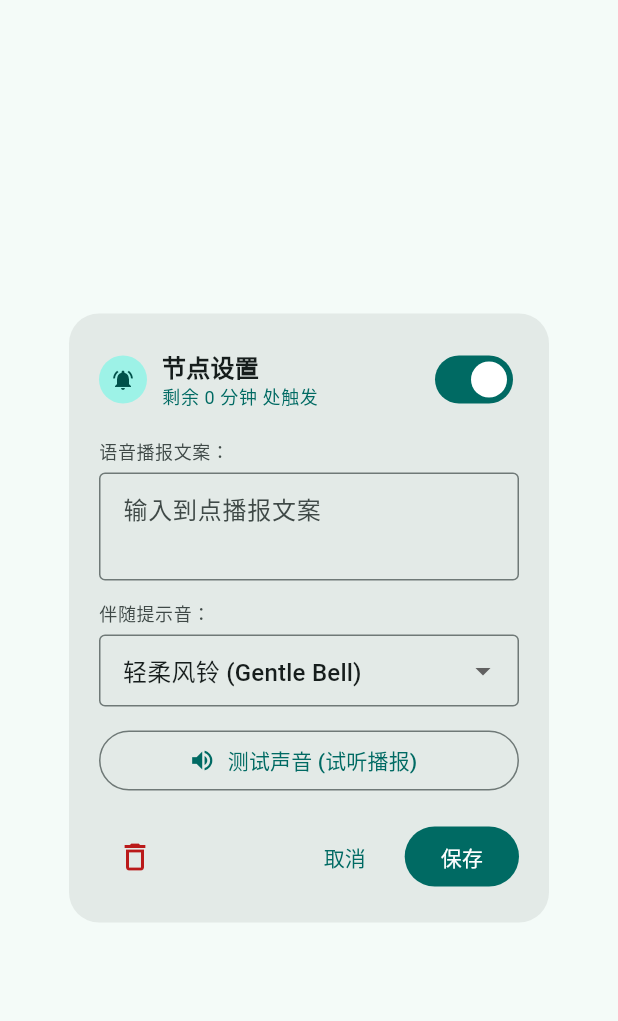
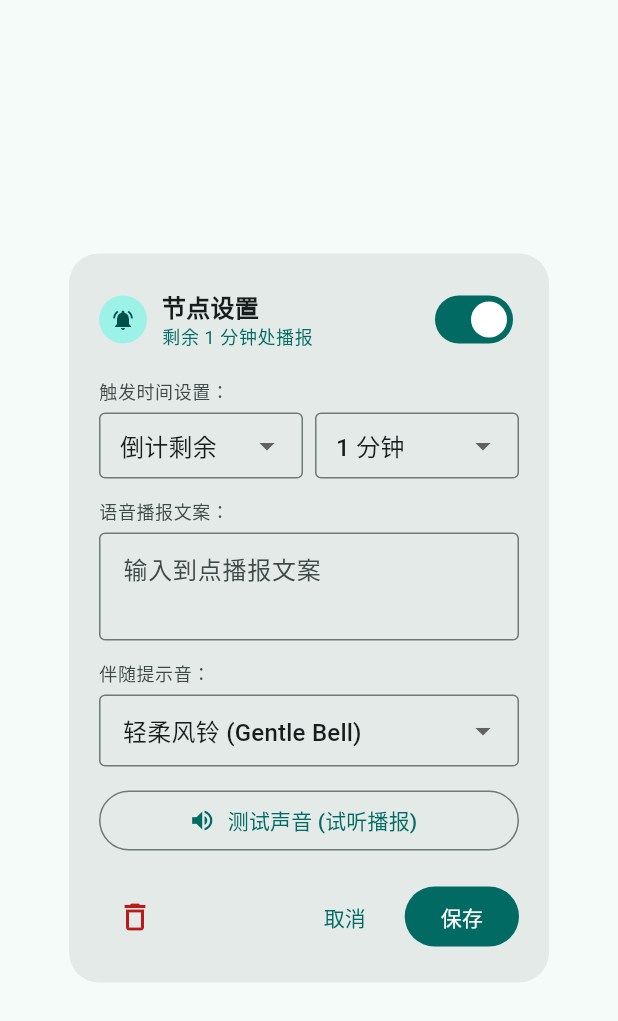
Before and after one commit to SnoozeLee/snooze-dd, a Flutter app: the CheckpointPopover widget shown alone on an empty page, opened directly with empty values, on a phone screen of 412 x 824 dp. Shown: the top 1021 px of the screen. Run offline on Flutter 3.47's test engine with Material 3 defaults, Android fonts, the phone set to English and light mode, and no system bars; our stand-ins replace audioplayers, flutter_tts, shared_preferences; accounts and stored records are empty.

Commit message:
feat(checkpoint): 支持在节点设置面板中重新设置触发时间与触发基准

```diff
--- a/lib/ui/widgets/checkpoint_popover.dart
+++ b/lib/ui/widgets/checkpoint_popover.dart
@@ -45,6 +45,8 @@ class _CheckpointPopoverState extends State<CheckpointPopover> {
   late TextEditingController _textController;
   late bool _isEnabled;
   late ChimeSoundType _chimeSound;
+  late int _offsetMinutes;
+  late CheckpointTriggerType _triggerType;
 
   final AudioChimeService _chimeService = AudioChimeService();
   final TtsService _ttsService = TtsService();
@@ -56,6 +58,12 @@ class _CheckpointPopoverState extends State<CheckpointPopover> {
         TextEditingController(text: widget.checkpoint.announcementText);
     _isEnabled = widget.checkpoint.isEnabled;
     _chimeSound = widget.checkpoint.chimeSound;
+    _triggerType = widget.checkpoint.triggerType;
+
+    final initialMins = (widget.checkpoint.offsetSeconds / 60).round();
+    final totalMins = widget.totalDurationSeconds ~/ 60;
+    final maxMins = totalMins > 1 ? totalMins - 1 : 1;
+    _offsetMinutes = initialMins.clamp(1, maxMins);
   }
 
   @override
@@ -65,13 +73,10 @@ class _CheckpointPopoverState extends State<CheckpointPopover> {
   }
 
   String _formatTime() {
-    final mins = widget.checkpoint.offsetSeconds ~/ 60;
-    final secs = widget.checkpoint.offsetSeconds % 60;
-    final formatted = secs == 0 ? '$mins 分钟' : '$mins 分 $secs 秒';
-    if (widget.checkpoint.triggerType == CheckpointTriggerType.remaining) {
-      return '剩余 $formatted 处触发';
+    if (_triggerType == CheckpointTriggerType.remaining) {
+      return '剩余 $_offsetMinutes 分钟处播报';
     } else {
-      return '进行至 $formatted 处触发';
+      return '进行至 $_offsetMinutes 分钟处播报';
     }
   }
 
@@ -94,6 +99,8 @@ class _CheckpointPopoverState extends State<CheckpointPopover> {
     if (text.isEmpty) return;
 
     final updated = widget.checkpoint.copyWith(
+      offsetSeconds: _offsetMinutes * 60,
+      triggerType: _triggerType,
       announcementText: text,
       isEnabled: _isEnabled,
       chimeSound: _chimeSound,
@@ -132,6 +139,13 @@ class _CheckpointPopoverState extends State<CheckpointPopover> {
   @override
   Widget build(BuildContext context) {
     final theme = Theme.of(context);
+    final totalMins = widget.totalDurationSeconds ~/ 60;
+    final maxM = totalMins > 1 ? totalMins - 1 : 1;
+    final minuteOptions = List<int>.generate(maxM, (i) => i + 1);
+    if (!minuteOptions.contains(_offsetMinutes)) {
+      minuteOptions.add(_offsetMinutes);
+      minuteOptions.sort();
+    }
 
     return Dialog(
       shape: RoundedRectangleBorder(borderRadius: BorderRadius.circular(20)),
@@ -139,11 +153,12 @@ class _CheckpointPopoverState extends State<CheckpointPopover> {
       child: Container(
         padding: const EdgeInsets.all(20),
         width: 320,
+        child: SingleChildScrollView(
           child: Column(
             mainAxisSize: MainAxisSize.min,
             crossAxisAlignment: CrossAxisAlignment.stretch,
             children: [
-            // 顶部标题与关闭
+              // 顶部标题与开关
               Row(
                 children: [
                   CircleAvatar(
@@ -190,7 +205,81 @@ class _CheckpointPopoverState extends State<CheckpointPopover> {
                 ],
               ),
               const SizedBox(height: 16),
-            // 播报文案编辑
+
+              // 1. 触发时间重新设置
+              Text(
+                '触发时间设置：',
+                style: theme.textTheme.bodySmall?.copyWith(
+                  color: theme.colorScheme.onSurfaceVariant,
+                ),
+              ),
+              const SizedBox(height: 6),
+              Row(
+                children: [
+                  // 触发基准类型
+                  Expanded(
+                    flex: 4,
+                    child: DropdownButtonFormField<CheckpointTriggerType>(
+                      initialValue: _triggerType,
+                      isExpanded: true,
+                      decoration: const InputDecoration(
+                        border: OutlineInputBorder(),
+                        isDense: true,
+                        contentPadding:
+                            EdgeInsets.symmetric(horizontal: 10, vertical: 10),
+                      ),
+                      items: const [
+                        DropdownMenuItem(
+                          value: CheckpointTriggerType.remaining,
+                          child: Text('倒计剩余'),
+                        ),
+                        DropdownMenuItem(
+                          value: CheckpointTriggerType.elapsed,
+                          child: Text('已进行至'),
+                        ),
+                      ],
+                      onChanged: (val) {
+                        if (val != null) {
+                          setState(() {
+                            _triggerType = val;
+                          });
+                        }
+                      },
+                    ),
+                  ),
+                  const SizedBox(width: 8),
+                  // 分钟数选择
+                  Expanded(
+                    flex: 4,
+                    child: DropdownButtonFormField<int>(
+                      initialValue: _offsetMinutes,
+                      isExpanded: true,
+                      decoration: const InputDecoration(
+                        border: OutlineInputBorder(),
+                        isDense: true,
+                        contentPadding:
+                            EdgeInsets.symmetric(horizontal: 10, vertical: 10),
+                      ),
+                      items: minuteOptions.map((m) {
+                        return DropdownMenuItem<int>(
+                          value: m,
+                          child: Text('$m 分钟'),
+                        );
+                      }).toList(),
+                      onChanged: (val) {
+                        if (val != null) {
+                          setState(() {
+                            _offsetMinutes = val;
+                          });
+                        }
+                      },
+                    ),
+                  ),
+                ],
+              ),
+              const SizedBox(height: 14),
+
+              // 2. 播报文案编辑
               Text(
                 '语音播报文案：',
                 style: theme.textTheme.bodySmall?.copyWith(
@@ -208,7 +297,8 @@ class _CheckpointPopoverState extends State<CheckpointPopover> {
                 maxLines: 2,
               ),
               const SizedBox(height: 14),
-            // 提示音下拉
+
+              // 3. 伴随提示音下拉
               Text(
                 '伴随提示音：',
                 style: theme.textTheme.bodySmall?.copyWith(
@@ -250,13 +340,16 @@ class _CheckpointPopoverState extends State<CheckpointPopover> {
                 },
               ),
               const SizedBox(height: 12),
+
+              // 4. 声音测试按钮
               OutlinedButton.icon(
                 icon: const Icon(Icons.volume_up, size: 18),
                 label: const Text('测试声音 (试听播报)'),
                 onPressed: _testAudio,
               ),
               const SizedBox(height: 16),
-            // 底部操作按钮
+
+              // 5. 底部操作按钮
               Row(
                 mainAxisAlignment: MainAxisAlignment.spaceBetween,
                 children: [
@@ -284,6 +377,7 @@ class _CheckpointPopoverState extends State<CheckpointPopover> {
             ],
           ),
         ),
+      ),
     );
   }
 }
```
Also changed, not shown: lib/ui/widgets/checkpoint_list_sheet.dart (+21 -0 lines), 1 other file. Lines whose indentation alone changed are shown as unchanged.
